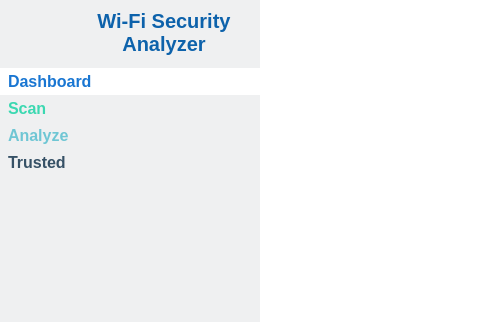
Old version of the form mainwindow.ui in the repository nguyenduchuy-22NS024/wifi-security-analyzer; both pictures show x 0 to 480 and y 0 to 322 of the 1280 by 720 pixel window.
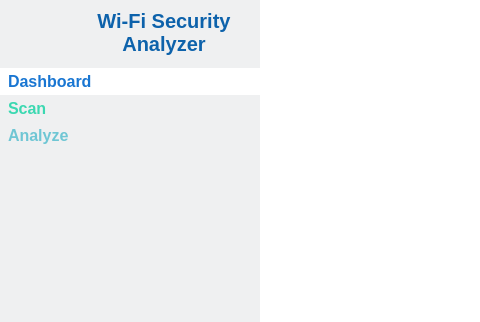
New version of the form. Icons and pictures are not drawn.

```diff
--- a/mainwindow.ui
+++ b/mainwindow.ui
@@ -290,29 +290,6 @@
             </property>
            </widget>
           </item>
-          <item>
-           <widget class="QPushButton" name="btnTrusted">
-            <property name="text">
-             <string>Trusted</string>
-            </property>
-            <property name="icon">
-             <iconset resource="resources.qrc">
-              <normaloff>:/root/resources/icons8-test-passed-32.png</normaloff>:/root/resources/icons8-test-passed-32.png</iconset>
-            </property>
-            <property name="iconSize">
-             <size>
-              <width>32</width>
-              <height>32</height>
-             </size>
-            </property>
-            <property name="checkable">
-             <bool>true</bool>
-            </property>
-            <property name="autoExclusive">
-             <bool>true</bool>
-            </property>
-           </widget>
-          </item>
          </layout>
         </widget>
        </item>
```
